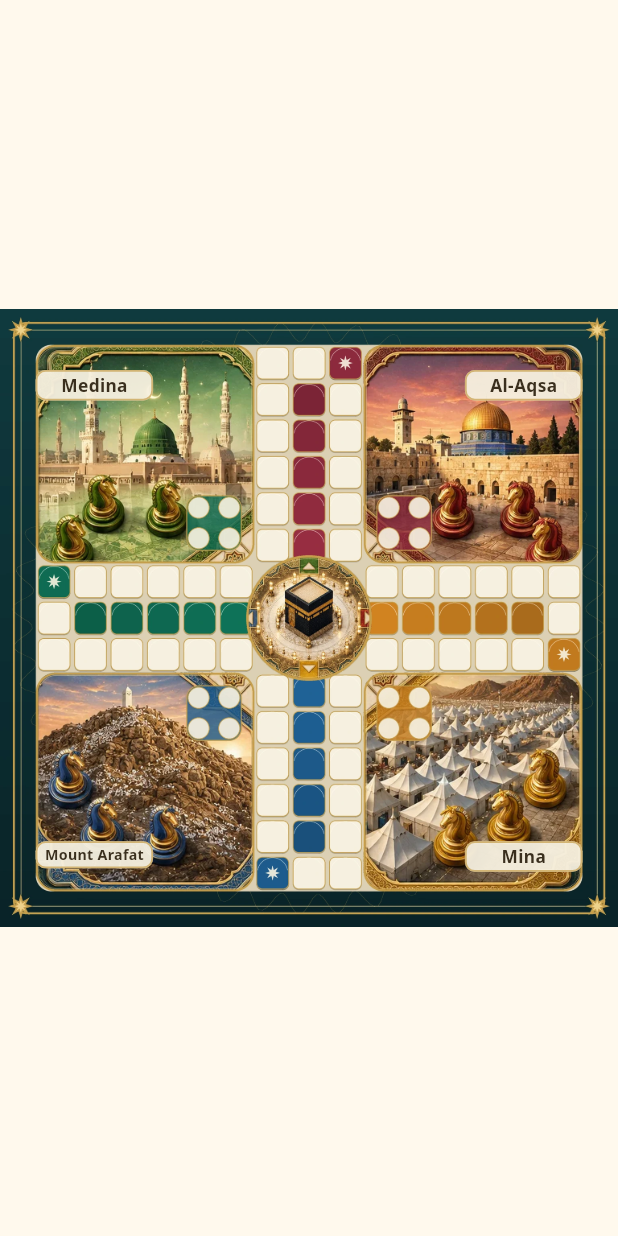
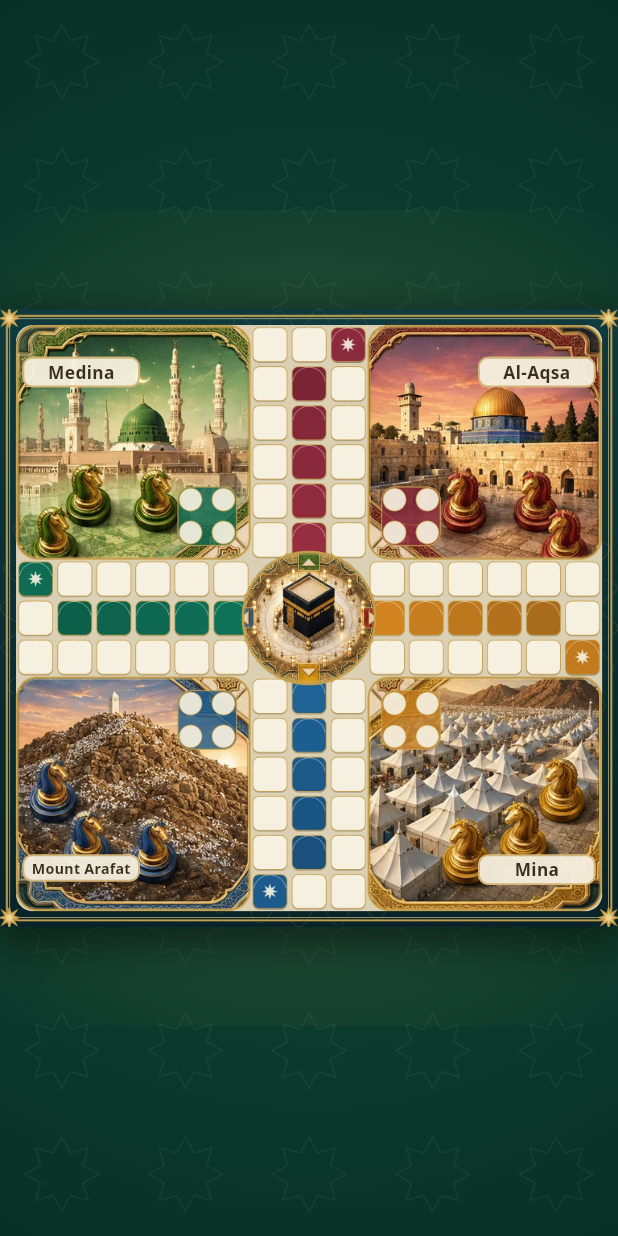
Before and after one commit to UPASCO/IqraQuest, a Flutter app: the CrossBoardScene widget shown alone on an empty page, opened directly with empty values, on a phone screen of 412 x 824 dp. Run offline on Flutter 3.47's test engine with Material 3 defaults, Android fonts, the phone set to English and light mode, and no system bars; our stand-ins replace audioplayers, flutter_riverpod, flutter_secure_storage, go_router, in_app_purchase, share_plus and 1 more; accounts and stored records are empty.

Commit message:
Board: fill the phone with the plate, zoom it, dress the bands
A square plate can never be wider than the screen, so the wasted space
around it is attacked from three sides. The baked plate's frame drops
from 5.8% to 2.6% of its width (anchors regenerated), so every square
grows about 7%. The board now pinches up to 2.5x in play for a closer
look, the HUD and deck staying put. And the emerald bands a tall phone
leaves above and below the plate are painted as the table it lies on —
vignetted cloth with a faint eight-point lattice, a warm halo and the
plate's cast shadow — instead of flat, unused colour.

Also brings the App Store review notes up to the 500-question bank.

Co-Authored-By: Claude Fable 5.1 <noreply@anthropic.com>
Claude-Session: https://claude.ai/code/session_01FV3FyCKNjt2AKEZ15AcXXT

```diff
--- a/lib/features/game/presentation/game_screen.dart
+++ b/lib/features/game/presentation/game_screen.dart
@@ -165,20 +165,32 @@ class _GameScreenState extends ConsumerState<GameScreen> {
           children: [
             // The classic cross board: plate and anchors are generated
             // from one grid, so a square index always lands on its tile.
+            // A square plate can never be wider than the phone, so the
+            // board pinches up to 2.5x for a closer look at the squares;
+            // the HUD and the deck stay put above it.
             Positioned.fill(
+              child: InteractiveViewer(
+                key: const Key('board-zoom'),
+                minScale: 1,
+                maxScale: 2.5,
                 child: CrossBoardScene(
                   state: _frozenBoard ?? state,
                   preview: boardPreview,
                   selectableHorses: selectable,
                   onHorseTap: (playerIndex, horseIndex) {
-                  if (busy || playerIndex != state.currentPlayerIndex) return;
-                  if (!selectable.contains('${player.id}:$horseIndex')) return;
+                    if (busy || playerIndex != state.currentPlayerIndex) {
+                      return;
+                    }
+                    if (!selectable.contains('${player.id}:$horseIndex')) {
+                      return;
+                    }
                     ref.read(soundServiceProvider).play(Sfx.tap);
                     HapticFeedback.selectionClick();
                     ref
                         .read(gameControllerProvider.notifier)
                         .chooseMove(horseIndex);
                   },
+                ),
               ),
             ),
 
--- a/lib/widgets/board/cross_board_scene.dart
+++ b/lib/widgets/board/cross_board_scene.dart
@@ -1,5 +1,6 @@
 import 'dart:async';
 import 'dart:math' as math;
+import 'dart:ui' as ui;
 
 import 'package:flutter/material.dart';
 import 'package:flutter/scheduler.dart';
@@ -173,6 +174,16 @@ class _CrossBoardSceneState extends State<CrossBoardScene> {
 
         return Stack(
           children: [
+            // The table under the plate. A square board on a tall phone
+            // leaves a band above and below it; dressed as cloth, halo
+            // and cast shadow they read as the scene, not as leftover.
+            Positioned.fill(
+              child: CustomPaint(
+                painter: _TableBackdropPainter(
+                  plate: Rect.fromLTWH(left, top, side, side),
+                ),
+              ),
+            ),
             Positioned(
               left: left,
               top: top,
@@ -683,3 +694,85 @@ class _SelectRingPainter extends CustomPainter {
   @override
   bool shouldRepaint(_SelectRingPainter old) => old.gold != gold;
 }
+
+/// The cloth the plate lies on, filling whatever the phone's aspect
+/// leaves around a square board: a vignetted emerald ground with a
+/// faint eight-point lattice, a warm halo spilling from under the
+/// plate, and the plate's own cast shadow. Painted once per layout —
+/// the pieces animate above it without ever repainting this layer.
+class _TableBackdropPainter extends CustomPainter {
+  const _TableBackdropPainter({required this.plate});
+
+  final Rect plate;
+
+  static const _clothLight = Color(0xFF0F4B39);
+  static const _clothDark = Color(0xFF07281F);
+  static const _gold = Color(0xFFE3B354);
+
+  @override
+  void paint(Canvas canvas, Size size) {
+    final full = Offset.zero & size;
+    final unit = size.shortestSide;
+
+    canvas.drawRect(
+      full,
+      Paint()
+        ..shader = ui.Gradient.radial(
+          plate.center,
+          size.longestSide * 0.72,
+          const [_clothLight, _clothDark],
+        ),
+    );
+
+    // Lattice: a quiet grid of eight-point stars, the plate's own motif
+    // carried onto the cloth so the bands belong to the same object.
+    final cell = unit / 5;
+    final lattice = Paint()
+      ..style = PaintingStyle.stroke
+      ..strokeWidth = 1.1
+      ..color = Colors.white.withValues(alpha: 0.05);
+    for (var y = cell / 2; y < size.height + cell; y += cell) {
+      for (var x = cell / 2; x < size.width + cell; x += cell) {
+        _star(canvas, Offset(x, y), cell * 0.30, lattice);
+      }
+    }
+
+    // Halo: the plate's gold frame warming the cloth around it.
+    canvas.drawRect(
+      plate.inflate(unit * 0.16),
+      Paint()
+        ..shader = ui.Gradient.radial(
+          plate.center,
+          plate.width * 0.82,
+          [_gold.withValues(alpha: 0.22), _gold.withValues(alpha: 0)],
+        ),
+    );
+
+    // Cast shadow, offset down as if lit from above.
+    canvas.drawRRect(
+      RRect.fromRectAndRadius(
+        plate.shift(Offset(0, unit * 0.018)).inflate(unit * 0.008),
+        Radius.circular(unit * 0.02),
+      ),
+      Paint()
+        ..color = Colors.black.withValues(alpha: 0.5)
+        ..maskFilter = MaskFilter.blur(BlurStyle.normal, unit * 0.035),
+    );
+  }
+
+  /// Two squares, one turned 45°, drawn as one outline.
+  void _star(Canvas canvas, Offset c, double r, Paint paint) {
+    final path = Path();
+    for (var i = 0; i < 16; i++) {
+      final radius = i.isEven ? r : r * 0.62;
+      final a = i * math.pi / 8 - math.pi / 2;
+      final v = Offset(c.dx + math.cos(a) * radius, c.dy + math.sin(a) * radius);
+      i == 0 ? path.moveTo(v.dx, v.dy) : path.lineTo(v.dx, v.dy);
+    }
+    path.close();
+    canvas.drawPath(path, paint);
+  }
+
+  @override
+  bool shouldRepaint(_TableBackdropPainter old) => old.plate != plate;
+}
```
Also changed, not shown: assets/board/cross_board.webp, lib/widgets/board/cross_anchors.g.dart, 2 other files. Lines whose indentation alone changed are shown as unchanged.
